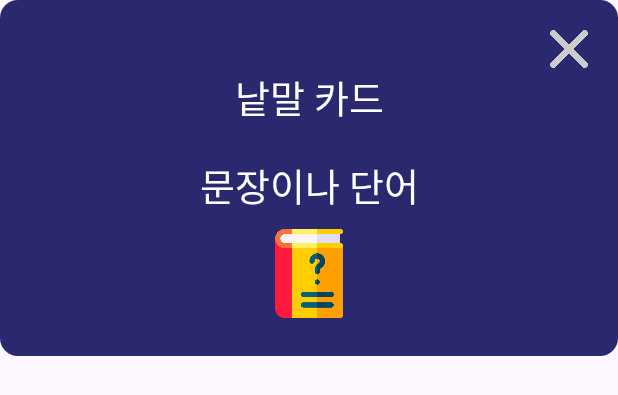
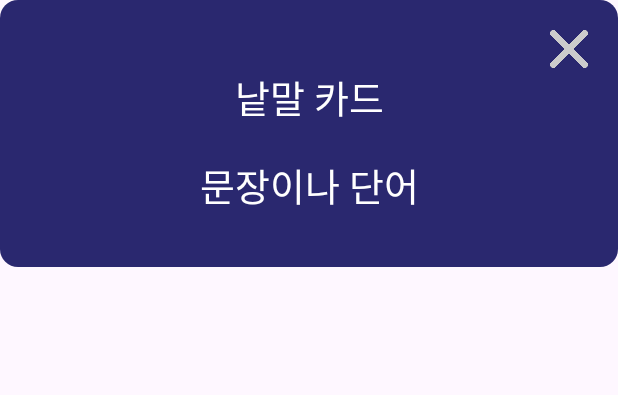
Before and after one commit to tongueEye/HearWow, an Android app: the layout dialog_detail_quiz.xml on its own in the app's theme, with its tools: preview values and no code run, on a phone screen of 412 x 824 dp. Shown: the top 395 px of the screen. Run offline under Robolectric (Android 15) with nearby library versions, the phone set to English and light mode, and no system bars.

Commit message:
[FEAT] 퀴즈 디테일 화면 수정 1. TTS 기능 주석처리  - 퀴즈 화면에서 TTS 기능이 있어, 퀴즈 디테일 화면에서는 사용할 일 없을 것 같아서 해당 코드 주석 처리

```diff
--- a/app/src/main/java/com/tongueeye/wordcard/QuizAdapter.kt
+++ b/app/src/main/java/com/tongueeye/wordcard/QuizAdapter.kt
@@ -116,10 +116,10 @@ class QuizAdapter(private val quizDao: QuizDao, private val quizActivity: MainAc
         }
 
         // TTS 버튼 클릭 리스너 추가
-        dialogBinding.playTtsBtn.setOnClickListener {
-            // TTS로 questionTV의 텍스트 읽기
-            quizActivity.speakOut(quiz.sentence)
-        }
+//        dialogBinding.playTtsBtn.setOnClickListener {
+//            // TTS로 questionTV의 텍스트 읽기
+//            quizActivity.speakOut(quiz.sentence)
+//        }
 
         alertDialog.setView(dialogBinding.root)
         alertDialog.window!!.setBackgroundDrawable(ColorDrawable(Color.TRANSPARENT))
--- a/app/src/main/res/layout/dialog_detail_quiz.xml
+++ b/app/src/main/res/layout/dialog_detail_quiz.xml
@@ -52,11 +52,11 @@
         android:text="문장이나 단어" />
 
 
-    <ImageView
-        android:id="@+id/play_tts_btn"
-        android:layout_width="match_parent"
-        android:layout_height="59dp"
-        app:srcCompat="@drawable/play_quiz_btn" />
+<!--    <ImageView-->
+<!--        android:id="@+id/play_tts_btn"-->
+<!--        android:layout_width="match_parent"-->
+<!--        android:layout_height="59dp"-->
+<!--        app:srcCompat="@drawable/play_quiz_btn" />-->
 
     <LinearLayout
         android:layout_width="match_parent"
```
